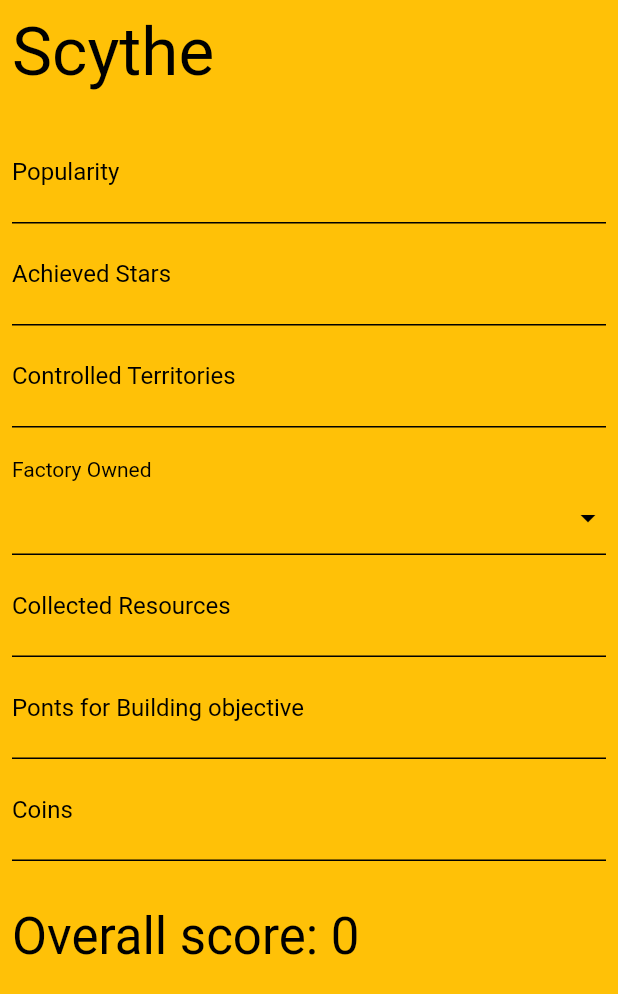
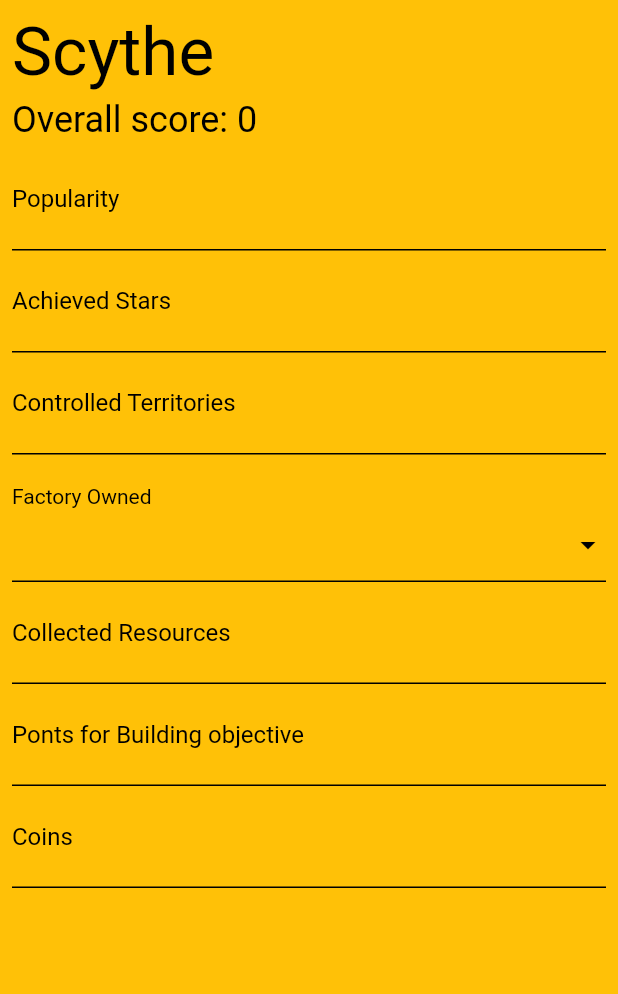
Before and after one commit to cesn4/block_test, a Flutter app: the screen it shows after launch, on a phone screen of 412 x 824 dp. Shown: the top 994 px of the screen. Run offline on Flutter 3.47's test engine with Material 2 defaults, Android fonts, the phone set to English and light mode, and no system bars; our stand-ins replace bloc, equatable, firebase_auth, firebase_core, flutter_bloc, formz and 4 more; missing offline and left inert: dart:ffi, firebase_auth_platform_interface; accounts and stored records are empty.

Commit message:
Update board_score.dart

```diff
--- a/lib/board_score/board_score.dart
+++ b/lib/board_score/board_score.dart
@@ -100,10 +100,17 @@
           crossAxisAlignment: CrossAxisAlignment.start,
           children: [
             Padding(
-              padding: const EdgeInsets.only(bottom: 20),
+              padding: const EdgeInsets.only(bottom: 5),
               child: Text(
                 sheet.title,
                 style: textTheme(context).headline3,
+              ),
+            ),
+            Padding(
+              padding: const EdgeInsets.only(bottom: 5),
+              child: Text(
+                'Overall score: ${getOverallScore()}',
+                style: textTheme(context).headline5,
               ),
             ),
             ...sheet.inputs.map(
@@ -133,13 +140,6 @@
                 }
               },
             ),
-            Padding(
-              padding: const EdgeInsets.only(top: 30),
-              child: Text(
-                'Overall score: ${getOverallScore()}',
-                style: textTheme(context).headline4,
-              ),
-            ),
           ],
         ),
       ),
```
